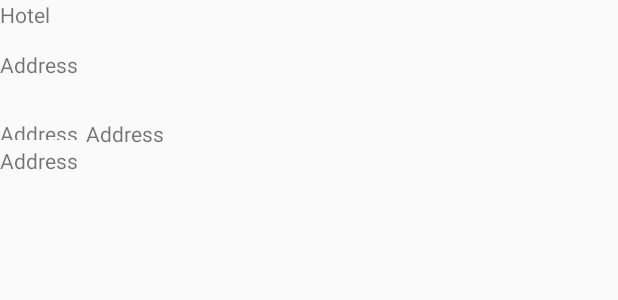
After one commit to hthh10/HBV601G, an Android app: the layout hotel_map_layout.xml on its own in the app's theme, with its tools: preview values and no code run, on a phone screen of 412 x 824 dp. The commit adds this screen. Shown: the top 300 px of the screen. Run offline under Robolectric (Android 15) with nearby library versions, the phone set to English and light mode, and no system bars.

Commit message:
Alpha minor tweaks

```diff
--- a/app/src/main/AndroidManifest.xml
+++ b/app/src/main/AndroidManifest.xml
@@ -48,9 +48,6 @@
             android:theme="@style/AppTheme.NoActionBar"/>
 
         <activity
-            android:name=".MapsActivity"
-            android:label="Maps" />
-        <activity
             android:name=".DisplayMessageActivity"
             android:label="@string/title_activity_display_message"
             android:parentActivityName=".SearchActivity"
--- a/app/src/main/java/hotelsearch/is/hotelsearch/DisplayMessageActivity.java
+++ b/app/src/main/java/hotelsearch/is/hotelsearch/DisplayMessageActivity.java
@@ -15,6 +15,7 @@ import hotelsearch.is.database.DBAdapter;
 
 public class DisplayMessageActivity extends AppCompatActivity {
     public final static String HOTEL_INFO = "hotelsearch.is.hotelsearch.HOTEL";
+    public final static String HOTEL_ID = "hotelsearch.is.hotelsearch.HOTEL_ID";
 
     DBAdapter myDb;
 
@@ -90,6 +91,7 @@ public class DisplayMessageActivity extends AppCompatActivity {
 
                     Intent intent = new Intent(getApplicationContext(), ShowMap.class);
                     intent.putExtra(HOTEL_INFO,hotelInfo);
+                    intent.putExtra(HOTEL_ID,idInDB);
                     startActivity(intent);
 
                 }
--- /dev/null
+++ b/app/src/main/res/layout/hotel_map_layout.xml
@@ -0,0 +1,46 @@
+<?xml version="1.0" encoding="utf-8"?>
+<LinearLayout xmlns:android="http://schemas.android.com/apk/res/android"
+    android:layout_width="match_parent"
+    android:layout_height="match_parent"
+    android:weightSum="1"
+    android:orientation="vertical">
+
+    <TextView
+        android:layout_width="wrap_content"
+        android:layout_height="33dp"
+        android:text="@string/listViewHotel"
+        android:id="@+id/hotelmapname" />
+    <TextView
+        android:layout_width="wrap_content"
+        android:layout_height="0dp"
+        android:text="@string/listViewAddress"
+        android:id="@+id/hotelmapaddress"
+        android:layout_weight="0.06" />
+    <LinearLayout xmlns:android="http://schemas.android.com/apk/res/android"
+        android:orientation="horizontal"
+        android:layout_width="wrap_content"
+        android:layout_height="18dp"
+        android:weightSum="1">
+        <TextView
+            android:layout_width="wrap_content"
+            android:layout_height="14dp"
+            android:text="@string/listViewAddress"
+            android:id="@+id/hotelmapzip"
+            android:layout_weight="0.6" />
+        <TextView
+            android:paddingLeft="5dp"
+            android:layout_width="wrap_content"
+            android:layout_height="match_parent"
+            android:text="@string/listViewAddress"
+            android:id="@+id/hotelmapcity"
+            android:layout_weight="0.04" />
+
+    </LinearLayout>
+
+    <TextView
+        android:layout_width="wrap_content"
+        android:layout_height="0dp"
+        android:text="@string/listViewAddress"
+        android:id="@+id/hotelmapwww"
+        android:layout_weight="0.06" />
+</LinearLayout>
```
Also changed, not shown: app/src/main/java/hotelsearch/is/hotelsearch/MapsActivity.java (deleted, +0 -93 lines), app/src/main/java/hotelsearch/is/hotelsearch/ShowMap.java (+74 -2 lines), app/src/main/res/layout/activity_maps.xml (deleted, +0 -18 lines), app/src/main/res/layout/content_show_map.xml (+10 -9 lines).
